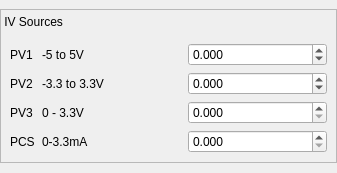
Qt form SEEL_Apps/templates/widgets/supplyWidget.ui (jithinbp/SEELablet-apps) before a commit.
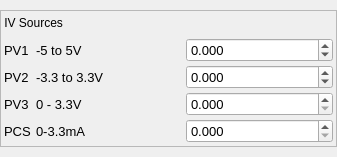
The same form after that commit.

What changed in the file:
```diff
--- a/SEEL_Apps/templates/widgets/supplyWidget.ui
+++ b/SEEL_Apps/templates/widgets/supplyWidget.ui
@@ -7,7 +7,7 @@
     <x>0</x>
     <y>0</y>
     <width>337</width>
-    <height>173</height>
+    <height>157</height>
    </rect>
   </property>
   <property name="windowTitle">
@@ -68,6 +68,13 @@
       </item>
       <item>
        <widget class="QFrame" name="Frame_2">
+        <property name="font">
+         <font>
+          <pointsize>10</pointsize>
+          <weight>75</weight>
+          <bold>true</bold>
+         </font>
+        </property>
         <property name="PeripheralCollectionInner" stdset="0">
          <string/>
         </property>
@@ -78,6 +85,12 @@
          <property name="sizeConstraint">
           <enum>QLayout::SetNoConstraint</enum>
          </property>
+         <property name="margin">
+          <number>3</number>
+         </property>
+         <property name="spacing">
+          <number>3</number>
+         </property>
          <item row="2" column="0">
           <widget class="QLabel" name="label_10">
            <property name="sizePolicy">
@@ -86,6 +99,12 @@
              <verstretch>0</verstretch>
             </sizepolicy>
            </property>
+           <property name="font">
+            <font>
+             <weight>50</weight>
+             <bold>false</bold>
+            </font>
+           </property>
            <property name="text">
             <string>PV3</string>
            </property>
@@ -99,6 +118,12 @@
              <verstretch>0</verstretch>
             </sizepolicy>
            </property>
+           <property name="font">
+            <font>
+             <weight>50</weight>
+             <bold>false</bold>
+            </font>
+           </property>
            <property name="text">
             <string>PV2 </string>
            </property>
@@ -112,6 +137,12 @@
              <verstretch>0</verstretch>
             </sizepolicy>
            </property>
+           <property name="font">
+            <font>
+             <weight>50</weight>
+             <bold>false</bold>
+            </font>
+           </property>
            <property name="text">
             <string>PV1 </string>
            </property>
@@ -119,6 +150,12 @@
          </item>
          <item row="3" column="1">
           <widget class="QLabel" name="PCS_LABEL">
+           <property name="font">
+            <font>
+             <weight>50</weight>
+             <bold>false</bold>
+            </font>
+           </property>
            <property name="text">
             <string>0-3.3mA</string>
            </property>
@@ -132,6 +169,12 @@
              <verstretch>0</verstretch>
             </sizepolicy>
            </property>
+           <property name="font">
+            <font>
+             <weight>50</weight>
+             <bold>false</bold>
+            </font>
+           </property>
            <property name="text">
             <string>PCS</string>
            </property>
@@ -139,6 +182,12 @@
          </item>
          <item row="2" column="1">
           <widget class="QLabel" name="PV3_LABEL">
+           <property name="font">
+            <font>
+             <weight>50</weight>
+             <bold>false</bold>
+            </font>
+           </property>
            <property name="text">
             <string>0 - 3.3V</string>
            </property>
@@ -146,6 +195,12 @@
          </item>
          <item row="1" column="1">
           <widget class="QLabel" name="PV2_LABEL">
+           <property name="font">
+            <font>
+             <weight>50</weight>
+             <bold>false</bold>
+            </font>
+           </property>
            <property name="text">
             <string>-3.3 to 3.3V</string>
            </property>
@@ -153,6 +208,12 @@
          </item>
          <item row="0" column="1">
           <widget class="QLabel" name="PV1_LABEL">
+           <property name="font">
+            <font>
+             <weight>50</weight>
+             <bold>false</bold>
+            </font>
+           </property>
            <property name="text">
             <string>-5 to 5V</string>
            </property>
@@ -166,6 +227,12 @@
              <verstretch>0</verstretch>
             </sizepolicy>
            </property>
+           <property name="font">
+            <font>
+             <weight>50</weight>
+             <bold>false</bold>
+            </font>
+           </property>
            <property name="decimals">
             <number>3</number>
            </property>
@@ -188,6 +255,12 @@
              <verstretch>0</verstretch>
             </sizepolicy>
            </property>
+           <property name="font">
+            <font>
+             <weight>50</weight>
+             <bold>false</bold>
+            </font>
+           </property>
            <property name="decimals">
             <number>3</number>
            </property>
@@ -210,6 +283,12 @@
              <verstretch>0</verstretch>
             </sizepolicy>
            </property>
+           <property name="font">
+            <font>
+             <weight>50</weight>
+             <bold>false</bold>
+            </font>
+           </property>
            <property name="decimals">
             <number>3</number>
            </property>
@@ -229,6 +308,12 @@
              <verstretch>0</verstretch>
             </sizepolicy>
            </property>
+           <property name="font">
+            <font>
+             <weight>50</weight>
+             <bold>false</bold>
+            </font>
+           </property>
            <property name="decimals">
             <number>3</number>
            </property>
```
